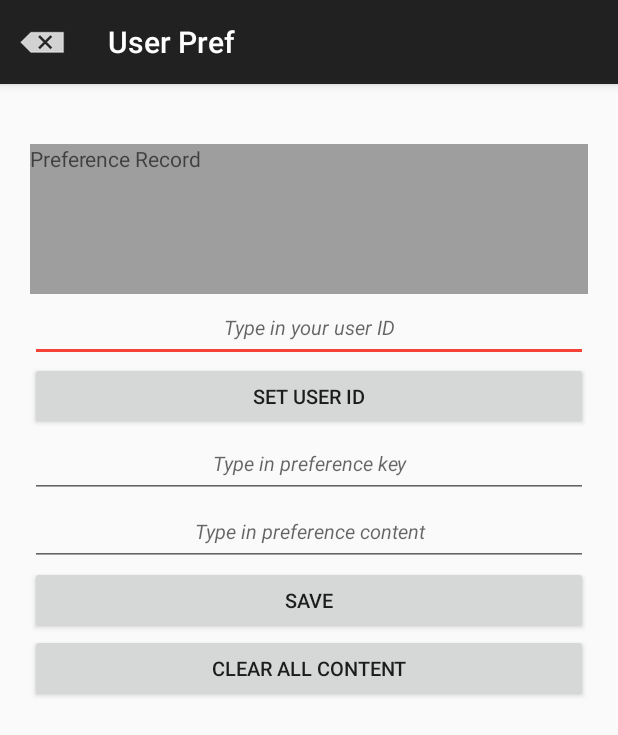
After one commit to app-bootstrap/android-u-should-know, an Android app: the GZUserPreferenceActivity screen opened directly, with no data from a screen before it, on a phone screen of 412 x 824 dp. The commit adds this screen. Shown: the top 735 px of the screen. Run offline under Robolectric (Android 15) with nearby library versions, the phone set to English and light mode, and no system bars.

Commit message:
enable user pref cache layout

```diff
--- a/app/src/main/AndroidManifest.xml
+++ b/app/src/main/AndroidManifest.xml
@@ -28,6 +28,9 @@
             android:label="File browser"
             android:theme="@style/AppTheme.NoActionBar"/>
 
+        <activity android:name="com.gz.app.Cache.GZUserPreferenceActivity"
+            android:windowSoftInputMode="stateHidden"/>
+
         <!-- Google analytics solution  -->
 
         <!-- 1. Register AnalyticsReceiver and AnalyticsService to support background
--- /dev/null
+++ b/app/src/main/java/com/gz/app/Cache/GZUserPreferenceActivity.java
@@ -0,0 +1,26 @@
+package com.gz.app.Cache;
+
+import android.graphics.drawable.Drawable;
+import android.os.Bundle;
+import android.support.annotation.Nullable;
+import android.support.v7.app.AppCompatActivity;
+
+import com.gz.android_utils.R;
+
+/**
+ * created by Zhao Yue, at 10/10/16 - 11:31 AM
+ * for further issue, please contact: zhaoy.samuel@gmail.com
+ */
+public class GZUserPreferenceActivity extends AppCompatActivity {
+    @Override
+    protected void onCreate(@Nullable Bundle savedInstanceState) {
+        super.onCreate(savedInstanceState);
+
+        setContentView(R.layout.home_user_pref_demo);
+        getSupportActionBar().setTitle("User Pref");
+        Drawable drawable = getResources().getDrawable(android.R.drawable.ic_input_delete);
+        getSupportActionBar().setDisplayHomeAsUpEnabled(true);
+        getSupportActionBar().setDisplayShowHomeEnabled(true);
+        getSupportActionBar().setHomeAsUpIndicator(drawable);
+    }
+}
--- a/app/src/main/java/com/gz/app/GZHome.java
+++ b/app/src/main/java/com/gz/app/GZHome.java
@@ -30,6 +30,7 @@ import com.gz.android_utils.misc.utils.GZToastManager;
 import com.gz.android_utils.ui.listview.GZListView;
 import com.gz.android_utils.ui.listview.GZListViewAdapter;
 import com.gz.android_utils.ui.popup.GZPopup;
+import com.gz.app.Cache.GZUserPreferenceActivity;
 import com.gz.app.fileBrowse.GZFileBrowserActivity;
 
 import java.util.ArrayList;
@@ -64,6 +65,11 @@ public class GZHome extends AppCompatActivity
                     GZToastManager.show("Redirect to file browser");
 
                     Intent intent = new Intent(GZHome.this, GZFileBrowserActivity.class);
+                    startActivity(intent);
+                } else if (data.title.equals("User Preference")) {
+                    // Jump to file browser
+
+                    Intent intent = new Intent(GZHome.this, GZUserPreferenceActivity.class);
                     startActivity(intent);
                 }
             }
--- a/app/src/main/java/com/gz/app/fileBrowse/GZFileBrowserActivity.java
+++ b/app/src/main/java/com/gz/app/fileBrowse/GZFileBrowserActivity.java
@@ -142,13 +142,12 @@ public class GZFileBrowserActivity extends AppCompatActivity implements GZBrowse
 
     @Override
     public boolean onItemLongClick(GZBrowserViewItem.FileUnit fileUnit) {
+
         if (fileUnit!= null && fileUnit.isDir) {
-
             View view = getLayoutInflater().inflate(R.layout.home_performance_pop, null);
             TextView content = (TextView) view.findViewById(R.id.performance_popup_content);
             content.setText(fileUnit.getDescription());
             GZPopup.show(view, GZFileBrowserActivity.this, "Dir Info");
-
             return true;
         }
 
--- /dev/null
+++ b/app/src/main/res/layout/home_user_pref_demo.xml
@@ -0,0 +1,85 @@
+<?xml version="1.0" encoding="utf-8"?>
+<RelativeLayout xmlns:android="http://schemas.android.com/apk/res/android"
+    android:layout_width="match_parent"
+    android:padding="20dip"
+    android:layout_height="match_parent">
+
+    <TextView
+        android:id="@+id/logFile"
+        android:layout_width="match_parent"
+        android:layout_height="wrap_content"
+        android:layout_alignParentTop="true"
+        android:layout_marginTop="20dp"
+        android:minHeight="100dip"
+        android:hint="Preference Record"
+        android:maxHeight="400dp"
+        android:background="@color/colorPrimaryDark"
+        android:scrollbars="vertical" />
+
+    <LinearLayout
+        android:id="@+id/user_id_layout"
+        android:layout_width="match_parent"
+        android:layout_height="wrap_content"
+        android:layout_below="@+id/logFile"
+        android:orientation="vertical">
+
+        <EditText
+            android:id="@+id/user_id_field"
+            android:layout_width="match_parent"
+            android:layout_height="45dip"
+            android:gravity="center"
+            android:hint="Type in your user ID"
+            android:textSize="13sp"
+            android:textStyle="italic" />
+
+        <Button
+            android:id="@+id/set_id_button"
+            android:layout_width="match_parent"
+            android:layout_height="45dip"
+            android:gravity="center"
+            android:text="Set User ID"
+            android:textSize="13sp" />
+    </LinearLayout>
+
+    <LinearLayout
+        android:layout_width="match_parent"
+        android:layout_height="wrap_content"
+        android:layout_below="@+id/user_id_layout"
+        android:orientation="vertical">
+
+        <EditText
+            android:id="@+id/content_header_field"
+            android:layout_width="match_parent"
+            android:layout_height="45dip"
+            android:gravity="center"
+            android:hint="Type in preference key"
+            android:textSize="13sp"
+            android:textStyle="italic" />
+
+        <EditText
+            android:id="@+id/content_field"
+            android:layout_width="match_parent"
+            android:layout_height="45dip"
+            android:gravity="center"
+            android:hint="Type in preference content"
+            android:textSize="13sp"
+            android:textStyle="italic" />
+
+        <Button
+            android:id="@+id/set_content_button"
+            android:layout_width="match_parent"
+            android:layout_height="45dip"
+            android:gravity="center"
+            android:text="Save"
+            android:textSize="13sp" />
+
+        <Button
+            android:id="@+id/remove_content_button"
+            android:layout_width="match_parent"
+            android:layout_height="45dip"
+            android:gravity="center"
+            android:text="Clear All Content"
+            android:textSize="13sp" />
+    </LinearLayout>
+
+</RelativeLayout>
```
